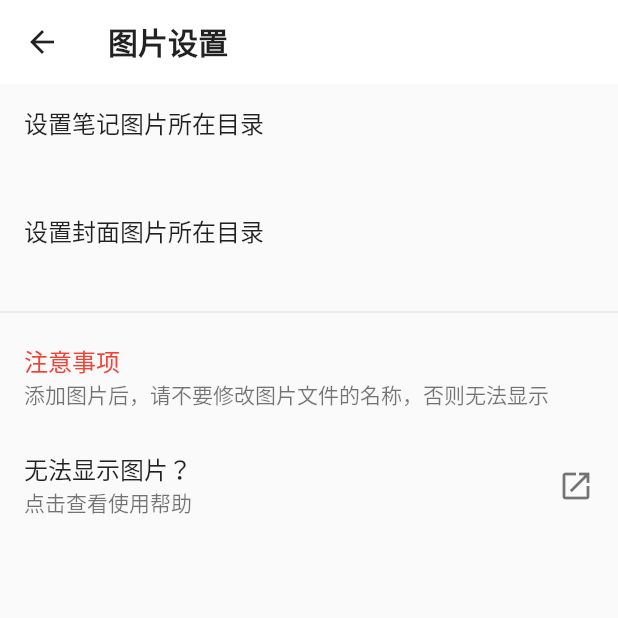
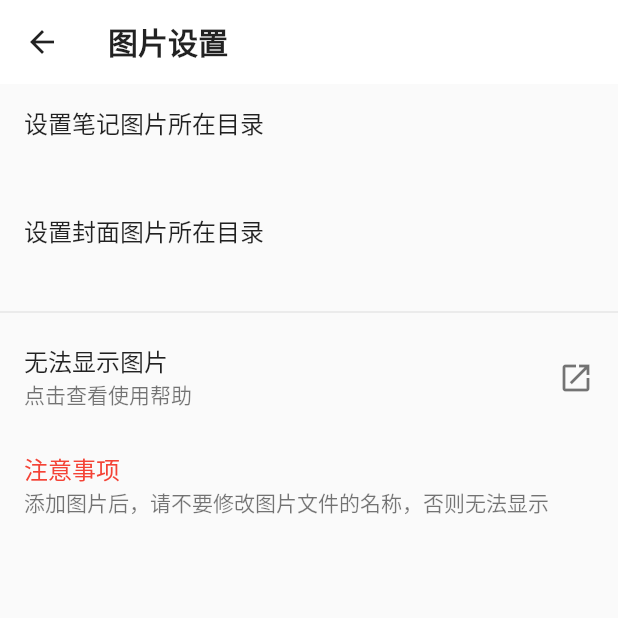
Before and after one commit to linyi102/anime_trace, a Flutter app: the screen it shows after launch, item 5 of the bottom bar chosen, after a tap on "图片设置", on a phone screen of 412 x 824 dp, the top half of it. Run offline on Flutter 3.47's test engine with Material 2 defaults, Android fonts, the phone set to English and light mode, and no system bars; drawn by our look-alikes of oktoast; our stand-ins replace cached_network_image, dio, easy_sidemenu, file_picker, flutter_rating_stars, fluttericon and 9 more; missing offline and left inert: dart_ping, easy_image_viewer, expand_widget, flutter_tab_indicator_styler, gesture_zoom_box, webdav_client and 1 more; accounts and stored records are empty; network calls fail; statements that could not run were skipped.

Commit message:
图片使用教程链接由语雀修改为我来

```diff
--- a/lib/scaffolds/settings/image_path_setting.dart
+++ b/lib/scaffolds/settings/image_path_setting.dart
@@ -62,21 +62,21 @@ class _ImagePathSettingState extends State<ImagePathSetting> {
           const Divider(),
           ListTile(
             title: const Text(
+              '无法显示图片',
+            ),
+            subtitle: const Text("点击查看使用帮助"),
+            onTap: () => LaunchUrlUtil.launch(
+                "https://www.wolai.com/4mk7mBvSu1LtWLunvaRkpN"),
+            trailing: const Icon(Icons.launch),
+          ),
+          ListTile(
+            title: const Text(
               '注意事项',
               style: TextStyle(color: Colors.red),
             ),
             subtitle: const Text("添加图片后，请不要修改图片文件的名称，否则无法显示"),
             onTap: () {},
           ),
-          ListTile(
-            title: const Text(
-              '无法显示图片？',
-            ),
-            subtitle: const Text("点击查看使用帮助"),
-            onTap: () => LaunchUrlUtil.launch(
-                "https://www.yuque.com/linyi517/fzfxr0/xpx4xq"),
-            trailing: const Icon(Icons.launch),
-          ),
         ],
       ),
     );
```
